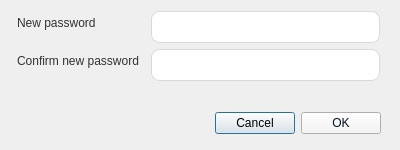
Qt form src/MEGASync/gui/ui/ChangePassword.ui (meganz/MEGAsync) before a commit.
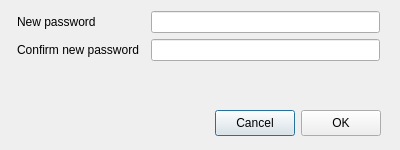
The same form after that commit. Custom widgets are drawn as their Qt base class.

The edit to the form file:
```diff
--- a/src/MEGASync/gui/ui/ChangePassword.ui
+++ b/src/MEGASync/gui/ui/ChangePassword.ui
@@ -26,30 +26,7 @@
    <string>Change password</string>
   </property>
   <property name="styleSheet">
-   <string notr="true">#lNewPassword, #lConfirmNewPassword
-{
-border-radius: 8px;
-border-color: #D8D9DB; /*colorToken.border-strong*/
-border-style: solid;
-border-width: 1px;
-background-color: #FFFFFF; /*colorToken.page-background*/
-height: 30px;
-padding-left: 10px;
-}
-
-#bOk
-{
-color: #04101E; /*colorToken.text-inverse-accent*/
-background-color:  #F4F4F5; /*colorToken.button-primary*/
-}
-
-#lDescNewPassword, #lDescConfirmNewPassword
-{
-color: #303233; /*colorToken.text-primary*/
-font-family: &quot;SF Pro Text&quot;;
-font-size: 12px;
-font-weight: 400;
-}</string>
+   <string notr="true"/>
   </property>
   <layout class="QVBoxLayout" name="verticalLayout">
    <property name="spacing">
@@ -200,9 +177,18 @@
         <property name="minimumSize">
          <size>
           <width>0</width>
-          <height>16</height>
+          <height>26</height>
          </size>
         </property>
+        <property name="maximumSize">
+         <size>
+          <width>16777215</width>
+          <height>26</height>
+         </size>
+        </property>
+        <property name="cursor">
+         <cursorShape>PointingHandCursor</cursorShape>
+        </property>
         <property name="text">
          <string>Cancel</string>
         </property>
@@ -213,9 +199,18 @@
         <property name="minimumSize">
          <size>
           <width>0</width>
-          <height>16</height>
+          <height>26</height>
          </size>
         </property>
+        <property name="maximumSize">
+         <size>
+          <width>16777215</width>
+          <height>26</height>
+         </size>
+        </property>
+        <property name="cursor">
+         <cursorShape>PointingHandCursor</cursorShape>
+        </property>
         <property name="text">
          <string>OK</string>
         </property>
```
Left out of the diff: 18 changed lines with no effect on the pictures.
